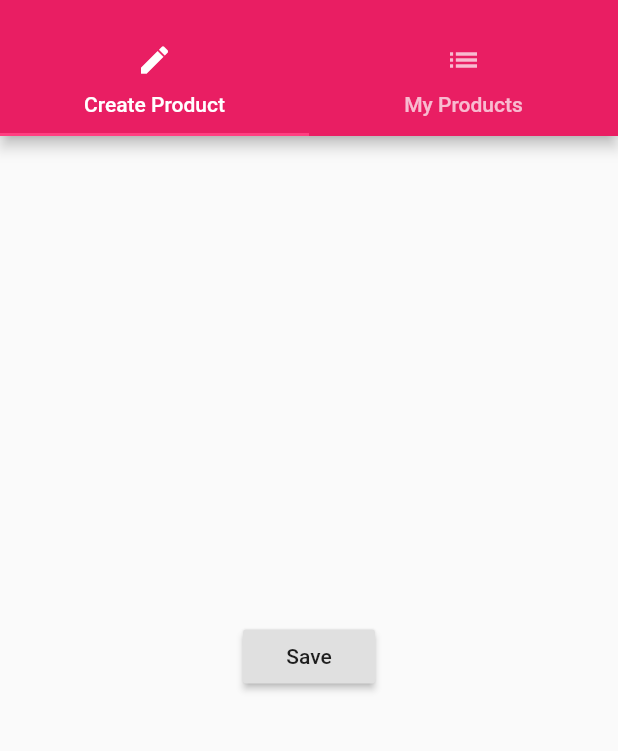
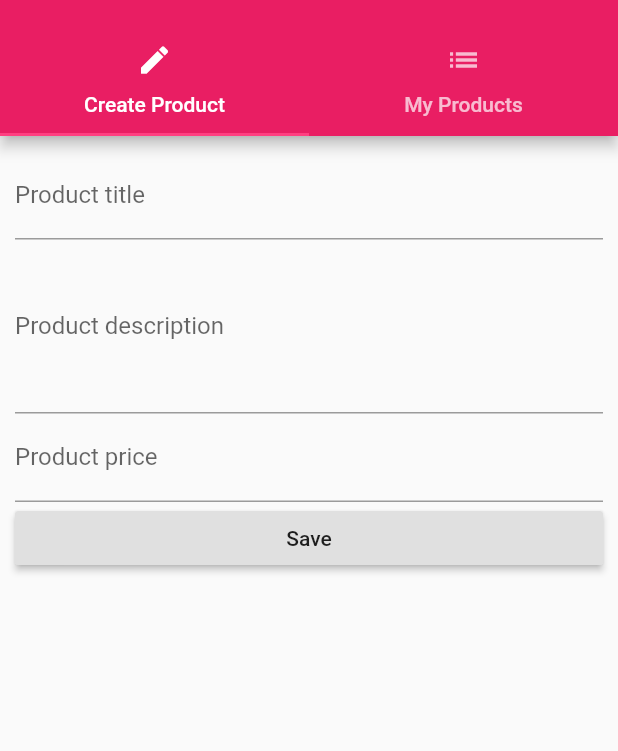
Before and after one commit to godabavinay/flutter-list_app-, a Flutter app: the ProductsAdminPage screen opened by its route, on a phone screen of 412 x 824 dp, the part 59-810 px from its top. Run offline on Flutter 3.47's test engine with Material 2 defaults, Android fonts, the phone set to English and light mode, and no system bars.

Commit message:
used forms to create a new product

```diff
--- a/lib/main.dart
+++ b/lib/main.dart
@@ -1,6 +1,5 @@
 import 'package:flutter/material.dart';
 
-import './pages/auth.dart';
 import './pages/products.dart';
 import './pages/products_admin.dart';
 import './pages/product.dart';
@@ -17,9 +16,9 @@ class MyApp extends StatefulWidget {
 }
 
 class _MyAppState extends State<MyApp> {
-  List<Map<String, String>> _products = [];
+  List<Map<String, dynamic>> _products = [];
 
-  void _addProduct(Map<String, String> product) {
+  void _addProduct(Map<String, dynamic> product) {
     setState(() {
       _products.add(product);
     });
@@ -39,8 +38,8 @@ class _MyAppState extends State<MyApp> {
       // home: AuthPage(),
       routes: {
         '/': (BuildContext context) =>
-            ProductsPage(_products, _addProduct, _deleteProduct),
-        '/admin': (BuildContext context) => ProductsAdminPage(),
+            ProductsPage(_products),
+        '/admin': (BuildContext context) => ProductsAdminPage(_addProduct, _deleteProduct),
       },
       onGenerateRoute: (RouteSettings settings) {
         final List<String> pathElements = settings.name.split('/');
@@ -51,7 +50,7 @@ class _MyAppState extends State<MyApp> {
           final int index = int.parse(pathElements[2]);
           return MaterialPageRoute<bool>(
             builder: (BuildContext context) => ProductPage(
-                _products[index]['title'], _products[index]['imageUrl']),
+                _products[index]['title'], _products[index]['image']),
           );
         }
         return null;
@@ -59,7 +58,7 @@ class _MyAppState extends State<MyApp> {
       onUnknownRoute: (RouteSettings settings) {
         return MaterialPageRoute(
             builder: (BuildContext context) =>
-                ProductsPage(_products, _addProduct, _deleteProduct));
+                ProductsPage(_products));
       },
     );
   }
--- a/lib/pages/auth.dart
+++ b/lib/pages/auth.dart
@@ -1,6 +1,4 @@
 import 'package:flutter/material.dart';
-
-import './products.dart';
 
 class AuthPage extends StatelessWidget {
   @override
--- a/lib/pages/product_create.dart
+++ b/lib/pages/product_create.dart
@@ -1,21 +1,67 @@
 import 'package:flutter/material.dart';
 
-class ProductCreate extends StatelessWidget {
+class ProductCreate extends StatefulWidget {
+  final Function addProduct;
+
+  ProductCreate(this.addProduct);
+
+  @override
+  State<StatefulWidget> createState() {
+    return _ProductCreateState();
+  }
+}
+
+class _ProductCreateState extends State<ProductCreate> {
+  String titleValue;
+  String descriptionValue;
+  double priceValue;
+
   @override
   Widget build(BuildContext context) {
-    return Center(
-      child: RaisedButton(
-        child: Text('Save'),
-        onPressed: () {
-          showModalBottomSheet(
-            context: context,
-            builder: (BuildContext context) {
-              return Center(
-                child: Text('This is a Modal!'),
-              );
-            }
-          );
-        },
+    return Container(
+      margin: EdgeInsets.all(10),
+      child: ListView(
+        children: <Widget>[
+          TextField(
+            decoration: InputDecoration(labelText: 'Product title'),
+            onChanged: (String value) {
+              setState(() {
+                titleValue = value;
+              });
+            },
+            keyboardType: TextInputType.emailAddress,
+          ),
+          TextField(
+            decoration: InputDecoration(labelText: 'Product description'),
+            onChanged: (String value) {
+              setState(() {
+                descriptionValue = value;
+              });
+            },
+            maxLines: 4,
+          ),
+          TextField(
+            decoration: InputDecoration(labelText: 'Product price'),
+            onChanged: (String value) {
+              setState(() {
+                priceValue = double.parse(value);
+              });
+            },
+            keyboardType: TextInputType.number,
+          ),
+          RaisedButton(
+            child: Text('Save'),
+            onPressed: () {
+              final Map<String, dynamic> product = {
+                'title': titleValue,
+                'description': descriptionValue,
+                'price': priceValue,
+                'image': 'assets/ice-cream.jpg'
+              };
+              widget.addProduct(product);
+            },
+          )
+        ],
       ),
     );
   }
--- a/lib/pages/products_admin.dart
+++ b/lib/pages/products_admin.dart
@@ -1,10 +1,15 @@
 import 'package:flutter/material.dart';
 
-import './products.dart';
 import './product_create.dart';
 import './product_list.dart';
 
 class ProductsAdminPage extends StatelessWidget {
+
+  final Function addProduct;
+  final Function deleteProduct;
+
+  ProductsAdminPage(this.addProduct, this.deleteProduct);
+
   @override
   Widget build(BuildContext context) {
     return DefaultTabController(
@@ -43,7 +48,7 @@ class ProductsAdminPage extends StatelessWidget {
         ),
         body: TabBarView(
           children: <Widget>[
-            ProductCreate(),
+            ProductCreate(addProduct),
             ProductList(),
           ],
         ),
```
Also changed, not shown: lib/pages/products.dart (+3 -6 lines), lib/product_control.dart (deleted, +0 -17 lines), lib/product_manager.dart (+3 -10 lines), lib/products.dart (+4 -10 lines).
